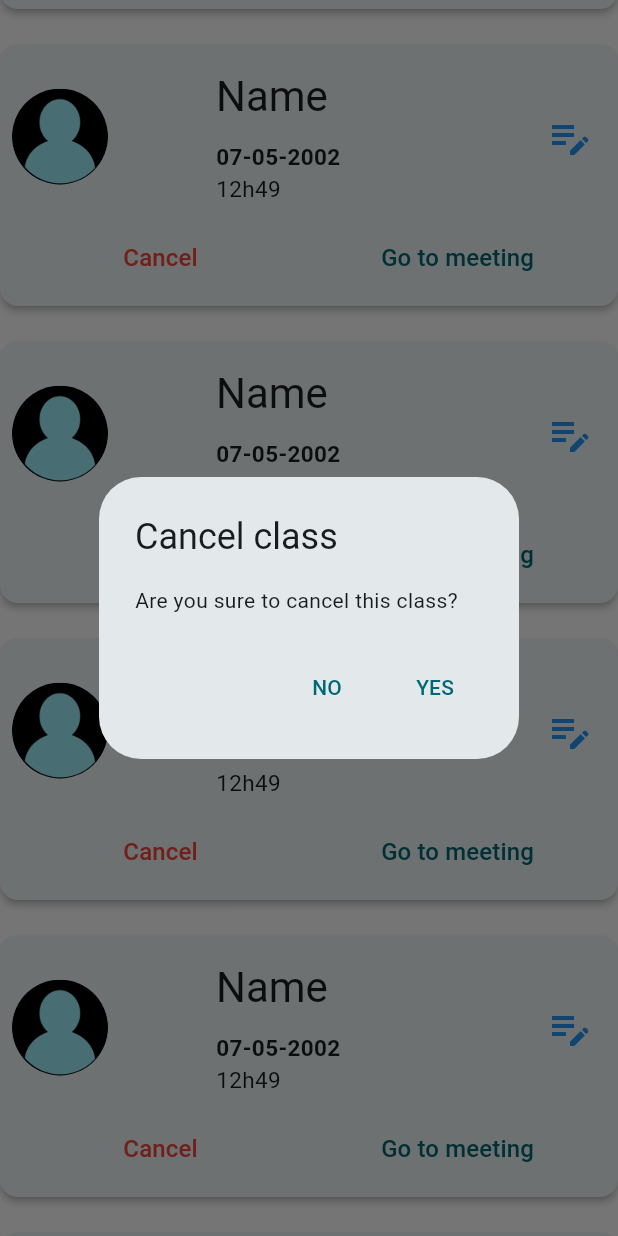
After one commit to NguyenTran153/Flutter-Project, a Flutter app: the screen it shows after launch, scrolled down 576 dp, after a tap on "Cancel", on a phone screen of 412 x 824 dp. The commit adds this screen. Run offline on Flutter 3.47's test engine with Material 2 defaults, Android fonts, the phone set to English and light mode, and no system bars; our stand-ins replace camera.

Commit message:
Schedule Screen

```diff
--- a/lib/main.dart
+++ b/lib/main.dart
@@ -1,5 +1,5 @@
 import 'package:flutter/material.dart';
-import 'package:flutter_project/screens/VideoCall/video_call.dart';
+import 'package:flutter_project/screens/Schedule/schedule.dart';
 import 'package:flutter_project/utils/colors.dart';
 
 void main() {
@@ -18,7 +18,7 @@ class MyApp extends StatelessWidget {
         colorScheme: ColorScheme.fromSeed(seedColor: primaryColor),
         useMaterial3: true,
       ),
-      home: const VideoCallScreen(),
+      home: ScheduleScreen(),
     );
   }
 }
--- /dev/null
+++ b/lib/screens/Schedule/schedule.dart
@@ -0,0 +1,33 @@
+import "package:flutter/material.dart";
+import "package:flutter_project/screens/Schedule/scheduleItem/schedule_item.dart";
+import "package:flutter_project/utils/colors.dart";
+
+class ScheduleScreen extends StatefulWidget {
+  const ScheduleScreen({Key? key}) : super(key: key);
+
+  @override
+  State<ScheduleScreen> createState() => _ScheduleScreenState();
+}
+
+class _ScheduleScreenState extends State<ScheduleScreen> {
+  @override
+  Widget build(BuildContext context) {
+    return Container(
+      color: primaryColor,
+      alignment: Alignment.center,
+      child: ListView(
+        children: [
+          ScheduleItem(),
+          ScheduleItem(),
+          ScheduleItem(),
+          ScheduleItem(),
+          ScheduleItem(),
+          ScheduleItem(),
+          ScheduleItem(),
+          ScheduleItem(),
+          ScheduleItem(),
+        ],
+      ),
+    );
+  }
+}
--- /dev/null
+++ b/lib/screens/Schedule/scheduleItem/schedule_item.dart
@@ -0,0 +1,137 @@
+import 'package:flutter/material.dart';
+import "package:flutter_project/utils/colors.dart";
+import "package:flutter_project/utils/sized_box.dart";
+
+class ScheduleItem extends StatefulWidget {
+  const ScheduleItem({super.key});
+
+  @override
+  State<ScheduleItem> createState() => _ScheduleItemState();
+}
+
+class _ScheduleItemState extends State<ScheduleItem> {
+  @override
+  Widget build(BuildContext context) {
+    return Card(
+      margin: const EdgeInsets.symmetric(vertical: 12),
+      surfaceTintColor: primaryColor,
+      elevation: 2,
+      child: Padding(
+        padding: const EdgeInsets.fromLTRB(8, 16, 8, 8),
+        child: Column(
+          children: [
+            Row(
+              children: [
+                const CircleAvatar(
+                  backgroundImage: AssetImage("public/images/avatar.png"),
+                  radius: 32,
+                ),
+                Container(
+                  width: 72,
+                  height: 72,
+                  clipBehavior: Clip.hardEdge,
+                  decoration: const BoxDecoration(
+                    shape: BoxShape.circle,
+                  ),
+                ),
+                sizedBox,
+                Expanded(
+                  child: Column(
+                    crossAxisAlignment: CrossAxisAlignment.start,
+                    children: [
+                      Text(
+                        "Name",
+                        style: Theme.of(context).textTheme.headlineMedium,
+                      ),
+                      sizedBox,
+                      Text(
+                        "07-05-2002",
+                        style: const TextStyle(
+                            fontSize: 15, fontWeight: FontWeight.bold),
+                      ),
+                      Text(
+                        "12h49",
+                        style: const TextStyle(fontSize: 15),
+                      ),
+                    ],
+                  ),
+                ),
+                IconButton(
+                  onPressed: () {},
+                  icon: Icon(
+                    Icons.edit_note_outlined,
+                    size: 32,
+                    color: secondaryColor,
+                  ),
+                )
+              ],
+            ),
+            sizedBox,
+            Row(
+              children: [
+                Expanded(
+                  child: TextButton(
+                    style: TextButton.styleFrom(foregroundColor: dangerColor),
+                    onPressed: () async {
+                      final dialogResult = await showDialog(
+                        context: context,
+                        builder: (context) => AlertDialog(
+                          title: const Text('Cancel class'),
+                          content:
+                          const Text('Are you sure to cancel this class?'),
+                          actions: [
+                            TextButton(
+                              onPressed: () => Navigator.pop(context, false),
+                              child: const Text('NO'),
+                            ),
+                            TextButton(
+                              onPressed: () => Navigator.pop(context, true),
+                              child: const Text('YES'),
+                            ),
+                          ],
+                        ),
+                      );
+                      if (dialogResult) {
+                        final result = "Class Cancelled Successfully";
+                        showDialog(
+                          context: context,
+                          builder: (context) => AlertDialog(
+                            content: Text(result),
+                            actions: [
+                              TextButton(
+                                onPressed: () {
+                                  if (result ==
+                                      "Class Cancelled Successfully") {}
+                                  Navigator.pop(context, false);
+                                },
+                                child: const Text('OK'),
+                              ),
+                            ],
+                          ),
+                        );
+                      }
+                    },
+                    child: const Text(
+                      'Cancel',
+                      style: TextStyle(fontSize: 16, color: Colors.red),
+                    ),
+                  ),
+                ),
+                sizedBox,
+                Expanded(
+                    child: TextButton(
+                      onPressed: () {},
+                      child: const Text(
+                        'Go to meeting',
+                        style: TextStyle(fontSize: 16),
+                      ),
+                    ))
+              ],
+            ),
+          ],
+        ),
+      ),
+    );
+
+  }
+}
--- a/lib/utils/colors.dart
+++ b/lib/utils/colors.dart
@@ -3,3 +3,5 @@ import 'package:flutter/material.dart';
 const primaryColor = Colors.white;
 const secondaryColor = Colors.blue;
 const tertiaryColor = Colors.grey;
+const videoColor = Colors.black;
+const dangerColor = Colors.red;
--- a/lib/utils/sized_box.dart
+++ b/lib/utils/sized_box.dart
@@ -1,4 +1,4 @@
 import 'package:flutter/material.dart';
 
-const subSizedBox = SizedBox(height: 16,);
-const sizedBox = SizedBox(height: 24,);
+const subSizedBox = SizedBox(height: 8,);
+const sizedBox = SizedBox(height: 12,);
--- a/pubspec.yaml
+++ b/pubspec.yaml
@@ -35,6 +35,8 @@ dependencies:
   # The following adds the Cupertino Icons font to your application.
   # Use with the CupertinoIcons class for iOS style icons.
   cupertino_icons: ^1.0.2
+  agora_uikit: ^1.3.7
+  camera: ^0.10.5+5
 
 dev_dependencies:
   flutter_test:
@@ -61,6 +63,7 @@ flutter:
   # To add assets to your application, add an assets section, like this:
   assets:
     - public/icons/
+    - public/images/
   #   - images/a_dot_ham.jpeg
 
   # An image asset can refer to one or more resolution-specific "variants", see
```
Also changed, not shown: lib/screens/VideoCall/videoCallItems/camera_screen.dart (added, +63 -0 lines), lib/screens/VideoCall/videoCallItems/video_call_tool_box.dart (added, +34 -0 lines), lib/screens/VideoCall/video_call.dart (+9 -8 lines), public/images/avatar.png (added), public/images/calendar.svg (added), pubspec.lock, 5 other files.
